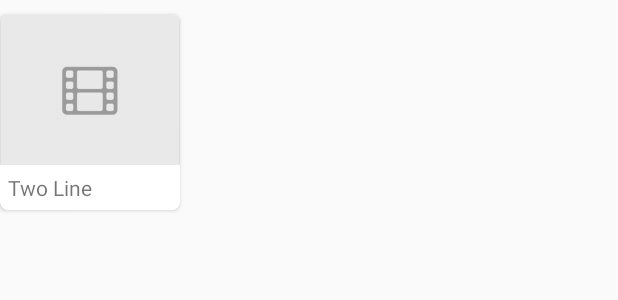
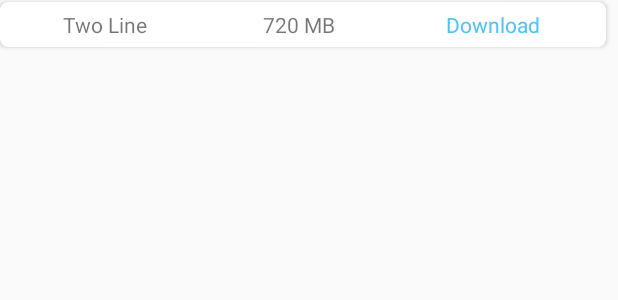
Before and after one commit to Amanbht/sonic-Stream, an Android app: the layout card_director_name.xml on its own in the app's theme, with its tools: preview values and no code run, on a phone screen of 412 x 824 dp. Shown: the top 300 px of the screen. Run offline under Robolectric (Android 15) with nearby library versions, the phone set to English and light mode, and no system bars; plain views replace MaterialRippleLayout; network calls fail.

Commit message:
fix episode download

```diff
--- a/app/src/main/java/com/burmesesubtitle/app/adapters/EpisodeAdapter.java
+++ b/app/src/main/java/com/burmesesubtitle/app/adapters/EpisodeAdapter.java
@@ -43,7 +43,8 @@ public class EpisodeAdapter extends RecyclerView.Adapter<EpisodeAdapter.Original
     public void onBindViewHolder(EpisodeAdapter.OriginalViewHolder holder, final int position) {
 
         CommonModels obj = items.get(position);
-        holder.name.setText("Season : "+obj.getTitle());
+        holder.name.setText(obj.getTitle());
+
 
         if (isDark) {
             holder.name.setBackgroundColor(ctx.getResources().getColor(R.color.overlay_dark_20));
@@ -54,7 +55,7 @@ public class EpisodeAdapter extends RecyclerView.Adapter<EpisodeAdapter.Original
         DirectorApater directorApater=new DirectorApater(ctx,obj.getListEpi(),obj.getTitle(), position);
         Log.e("List", String.valueOf(obj.getTitle()));
         LinearLayoutManager layoutManager = new LinearLayoutManager(ctx);
-        layoutManager.setOrientation(RecyclerView.HORIZONTAL);
+        layoutManager.setOrientation(RecyclerView.VERTICAL);
         holder.recyclerView.setLayoutManager(layoutManager);
         holder.recyclerView.setHasFixedSize(true);
         holder.recyclerView.setAdapter(directorApater);
--- a/app/src/main/res/layout/card_director_name.xml
+++ b/app/src/main/res/layout/card_director_name.xml
@@ -1,25 +1,26 @@
 <?xml version="1.0" encoding="utf-8"?>
 <androidx.cardview.widget.CardView xmlns:android="http://schemas.android.com/apk/res/android"
     xmlns:app="http://schemas.android.com/apk/res-auto"
-    android:layout_width="wrap_content"
+    xmlns:tools="http://schemas.android.com/tools"
+    android:id="@+id/card_view_home"
+    android:layout_width="match_parent"
     android:layout_height="wrap_content"
-    xmlns:tools="http://schemas.android.com/tools"
-    android:layout_marginTop="10dp"
-    android:id="@+id/card_view_home"
-    app:cardCornerRadius="5dp"
+    android:layout_marginTop="1dp"
+    android:layout_marginRight="8dp"
     android:layout_marginBottom="5dp"
-    android:layout_marginRight="8dp">
+    app:cardCornerRadius="5dp">
 
     <LinearLayout
-        android:layout_width="120dp"
+        android:layout_width="match_parent"
         android:layout_height="wrap_content"
         android:orientation="vertical">
 
         <com.balysv.materialripple.MaterialRippleLayout
             android:id="@+id/lyt_parent"
+            style="@style/RippleStyleBlack"
             android:layout_width="match_parent"
             android:layout_height="100dp"
-            style="@style/RippleStyleBlack">
+            android:visibility="gone">
 
             <RelativeLayout
                 android:layout_width="match_parent"
@@ -30,7 +31,7 @@
                     android:layout_width="match_parent"
                     android:layout_height="match_parent"
                     android:scaleType="centerCrop"
-                    android:src="@drawable/poster_placeholder"/>
+                    android:src="@drawable/poster_placeholder" />
 
                 <!--<ImageView
                     android:layout_centerInParent="true"
@@ -43,14 +44,13 @@
                     android:layout_width="wrap_content"
                     android:layout_height="wrap_content"
                     android:layout_centerInParent="true"
-                    tools:text="Play Now"
+                    android:background="@drawable/transparent_round_back"
+                    android:gravity="center"
                     android:paddingLeft="5dp"
                     android:paddingRight="5dp"
-                    android:gravity="center"
-                    android:background="@drawable/transparent_round_back"
                     android:textColor="@color/white"
-                    android:visibility="gone"/>
-
+                    android:visibility="gone"
+                    tools:text="Play Now" />
 
 
             </RelativeLayout>
@@ -68,15 +68,37 @@
                 android:layout_width="match_parent"
                 android:layout_height="wrap_content"
                 android:gravity="center_vertical"
+                android:weightSum="3"
                 android:orientation="horizontal">
 
                 <TextView
                     android:id="@+id/name"
-                    android:layout_width="wrap_content"
+                    android:layout_width="0dp"
                     android:layout_height="wrap_content"
+                    android:layout_weight="1"
                     android:maxLines="1"
                     android:singleLine="true"
+                    android:textAlignment="center"
                     tools:text="Two Line" />
+
+                <TextView
+                    android:id="@+id/size"
+                    android:layout_width="0dp"
+                    android:layout_height="wrap_content"
+                    android:layout_weight="1"
+                    android:text="720 MB"
+                    android:textAlignment="center" />
+
+                <TextView
+                    android:id="@+id/download_ep"
+                    android:layout_width="0dp"
+                    android:layout_height="wrap_content"
+                    android:layout_alignParentEnd="true"
+                    android:layout_alignParentRight="true"
+                    android:layout_weight="1"
+                    android:text="@string/download_txt"
+                    android:textAlignment="center"
+                    android:textColor="@color/light_blue_300" />
 
                 <View
                     android:layout_width="@dimen/spacing_medium"
--- a/app/src/main/res/values/strings.xml
+++ b/app/src/main/res/values/strings.xml
@@ -147,5 +147,8 @@
     <string name="push_notification">Push Notification</string>
     <string name="others">OTHERS</string>
     <string name="reset_btn_text">Reset</string>
+    <string name="download_txt">Download</string>
+
+
 
 </resources>
```
Also changed, not shown: app/src/main/java/com/burmesesubtitle/app/DetailsActivity.java (+45 -77 lines), app/src/main/java/com/burmesesubtitle/app/adapters/DirectorApater.java (+49 -38 lines), app/src/main/res/layout/content_details.xml (+7 -1 lines).
